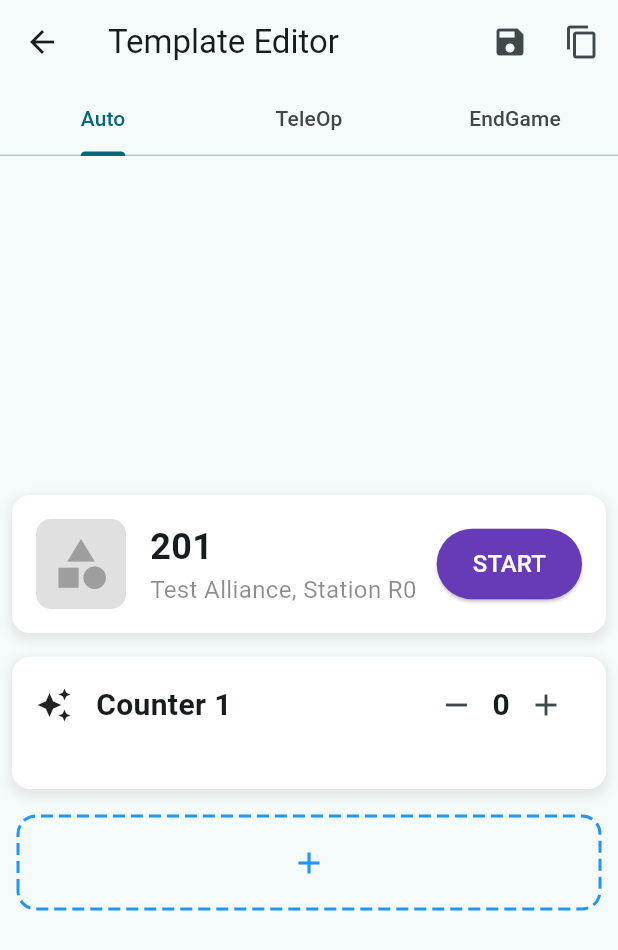
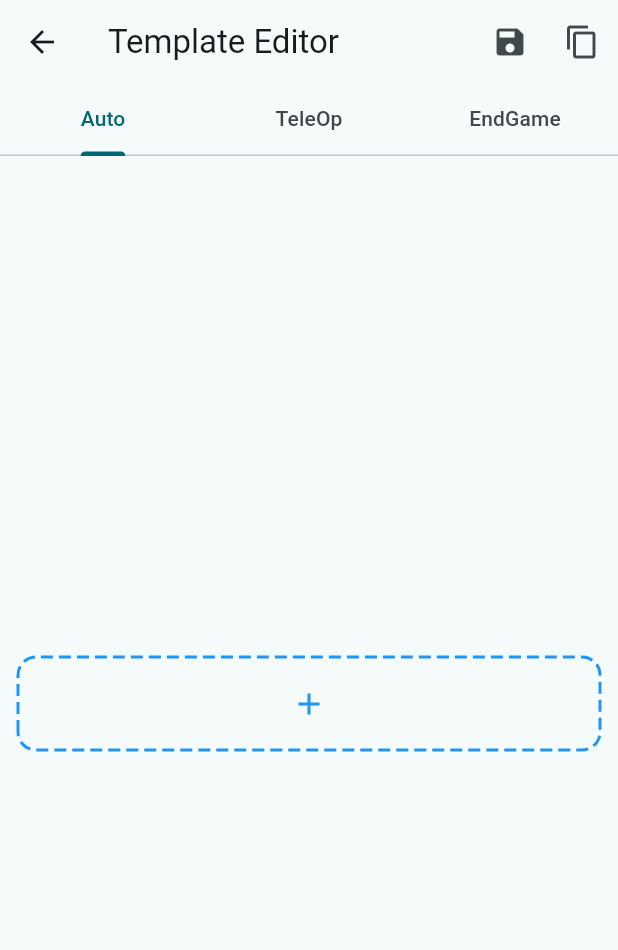
Before and after one commit to riteshrajas/Scout-Ops-Android, a Flutter app: the TemplateEditor screen opened directly, on a phone screen of 412 x 824 dp. Shown: the top 950 px of the screen. Run offline on Flutter 3.47's test engine with Material 3 defaults, Android fonts, the phone set to English and light mode, and no system bars; drawn by our look-alikes of dotted_border; our stand-ins replace flutter_rating_bar, google_fonts, hive, hive_flutter, permission_handler and 1 more; missing offline and left inert: dart:ffi; accounts and stored records are empty.

Commit message:
Ui 80% Done Ux 55% Done

```diff
--- a/lib/components/CounterShelf.dart
+++ b/lib/components/CounterShelf.dart
@@ -1,18 +1,25 @@
+// lib/components/CounterShelf.dart
+
 import 'package:flutter/material.dart';
 
-Widget buildCounterShelf(int count) {
-  // Step 1: Define base height for a single counter (adjust based on your UI)
-  final double baseHeightPerCounter = 56.0; // Example: 56.0 pixels per counter
-  final double verticalPadding = 16.0; // Padding above and below the list
+class CounterSettings {
+  final IconData icon;
+  final int startingNumber;
+  final String counterText;
+  final Color color;
 
-  // Step 2 & 3: Calculate total height
-  final double totalHeight = count * baseHeightPerCounter + verticalPadding * 2;
+  CounterSettings({
+    required this.icon,
+    required this.startingNumber,
+    required this.counterText,
+    required this.color,
+  });
+}
 
+Widget buildCounterShelf(List<CounterSettings> counterSettings) {
   return Padding(
     padding: const EdgeInsets.all(8.0),
     child: Container(
-      // Step 4: Set the calculated height
-      height: totalHeight,
       decoration: BoxDecoration(
         color: Colors.white,
         borderRadius: BorderRadius.circular(12),
@@ -25,24 +32,23 @@ Widget buildCounterShelf(int count) {
           ),
         ],
       ),
-      child: ListView.builder(
-        physics: const NeverScrollableScrollPhysics(), // Since we're manually setting the height
-        itemCount: count,
-        itemBuilder: (BuildContext context, int index) {
+      child: Column(
+        children: counterSettings.map((settings) {
           return Padding(
             padding: const EdgeInsets.symmetric(vertical: 8.0, horizontal: 16.0),
             child: Row(
               children: [
-                const Icon(Icons.auto_awesome),
+                Icon(settings.icon, color: settings.color),
                 const SizedBox(width: 16),
-                Text(
-                  'Counter ${index + 1}',
-                  style: const TextStyle(
-                    fontSize: 20,
-                    fontWeight: FontWeight.bold,
+                Expanded(
+                  child: Text(
+                    settings.counterText,
+                    style: const TextStyle(
+                      fontSize: 20,
+                      fontWeight: FontWeight.bold,
+                    ),
                   ),
                 ),
-                Spacer(),
                 IconButton(
                   onPressed: () {
                     // Decrement counter value logic here
@@ -50,7 +56,7 @@ Widget buildCounterShelf(int count) {
                   icon: const Icon(Icons.remove),
                 ),
                 Text(
-                  '0', // Placeholder for counter value
+                  '${settings.startingNumber}', // Display starting number
                   style: const TextStyle(
                     fontSize: 20,
                     fontWeight: FontWeight.bold,
@@ -65,7 +71,7 @@ Widget buildCounterShelf(int count) {
               ],
             ),
           );
-        },
+        }).toList(),
       ),
     ),
   );
--- a/lib/templateBuilder/Auton.dart
+++ b/lib/templateBuilder/Auton.dart
@@ -29,8 +29,7 @@ class AutonState extends State<AutonBuilder> {
     super.initState();
     // Initialize with some default widgets
     currentWidgets = [
-      buildTeamInfo("201", "R0", "Test"),
-      buildCounterShelf(1),
+
     ];
   }
 
@@ -81,9 +80,13 @@ class AutonState extends State<AutonBuilder> {
                     },
                   ),
                   ListTile(
-                    title: buildCounterShelf(1),
+                    title: buildCounterShelf([
+
+                      CounterSettings(icon: Icons.star, startingNumber: 0, counterText: 'Counter 1', color: Colors.yellowAccent),
+
+                    ]),
                     onTap: () {
-                      replaceWidget(index, buildCounterShelf(1));
+                      replaceWidget(index, buildCounterShelf([CounterSettings(icon: Icons.star, startingNumber: 0, counterText: 'Counter 1', color: Colors.yellowAccent)]));
                       Navigator.pop(context);
                     },
                   ),
@@ -97,6 +100,7 @@ class AutonState extends State<AutonBuilder> {
                   ListTile(
                     title: buildComments(
                       "Auton Comments",
+
                       [
                         buildChips(
                             ["Moved", "Did Not Move"],
```
Also changed, not shown: lib/components/CommentBox.dart (+20 -10 lines), lib/pages/match/TeleOperated.dart (+47 -32 lines).
